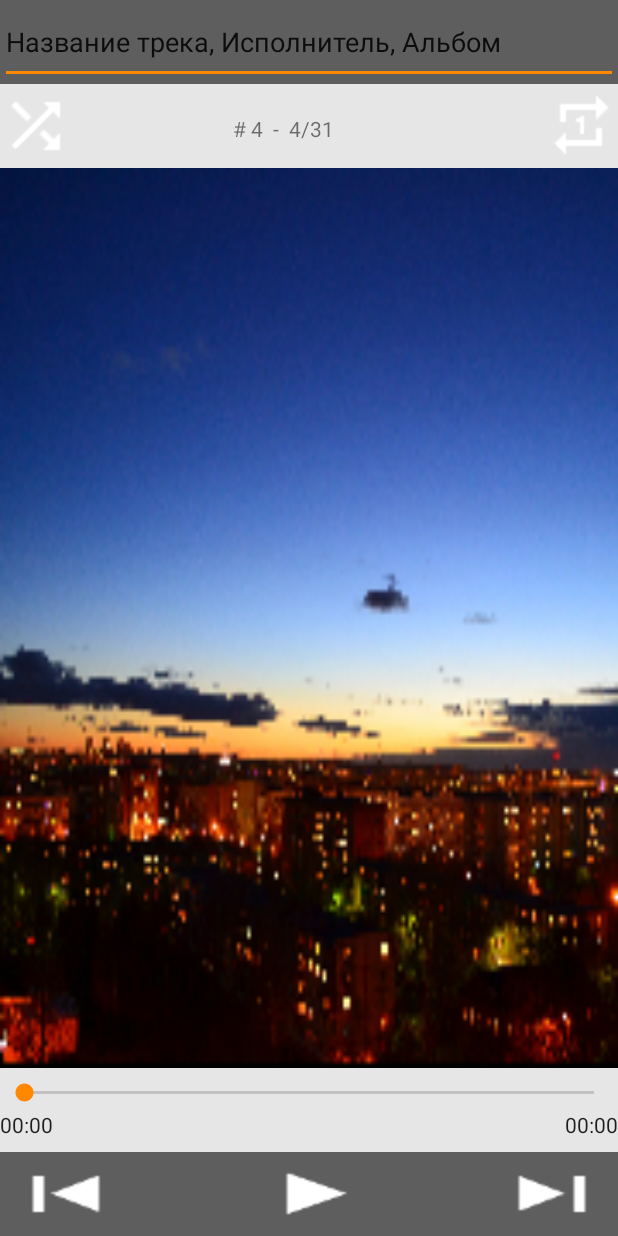
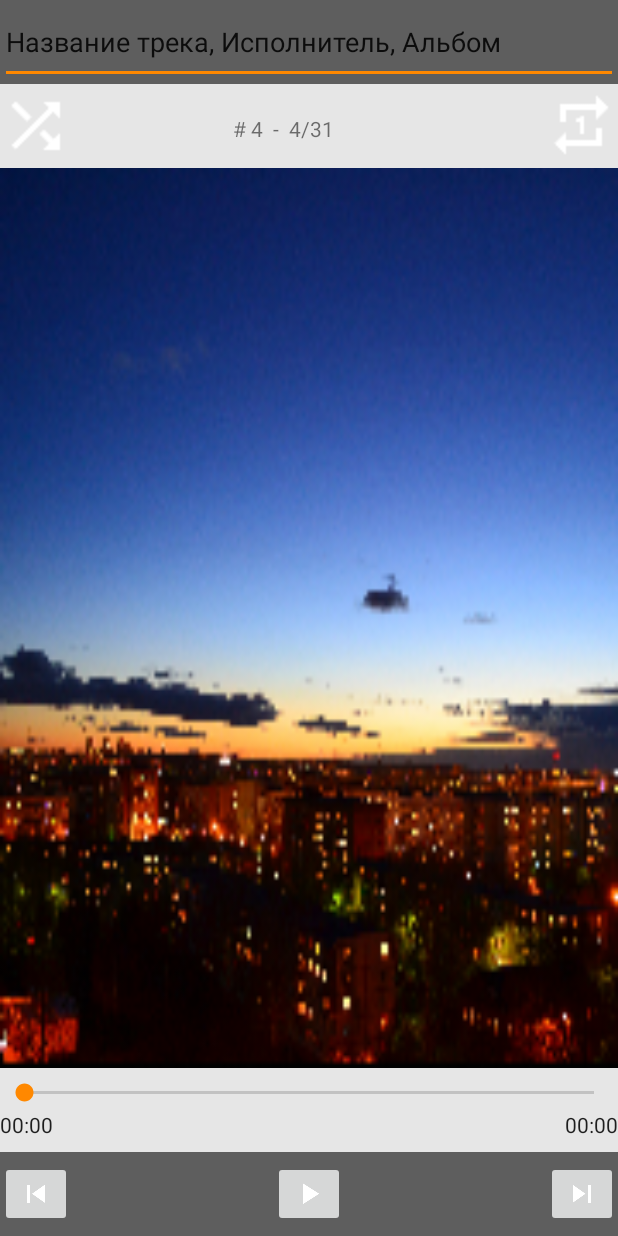
Before and after one commit to Hantinka/MP3_player, an Android app: the screen it shows after launch (MainActivity), on a phone screen of 412 x 824 dp. Run offline under Robolectric (Android 15) with nearby library versions, the phone set to English and light mode, and no system bars.

Commit message:
button to image button, switching play/pause on image button

```diff
--- a/app/src/main/java/com/example/irina/mp3/MainActivity.java
+++ b/app/src/main/java/com/example/irina/mp3/MainActivity.java
@@ -6,13 +6,17 @@ import android.view.Menu;
 import android.view.MenuItem;
 import android.view.View;
 import android.widget.Button;
+import android.widget.ImageButton;
 
 public class MainActivity extends AppCompatActivity {
-    Button buttonShuffle;
-    Button buttonRound;
-    Button buttonPrevios;
-    Button buttonPlayPause;
-    Button buttonNext;
+    //Button buttonShuffle;
+    //Button buttonRound;
+    //Button buttonPrevios;
+    //Button buttonPlayPause;
+    //Button buttonNext;
+    private ImageButton buttonPlayPause;
+    private boolean play = true;
+
 
 
     @Override
@@ -20,13 +24,25 @@ public class MainActivity extends AppCompatActivity {
         super.onCreate(savedInstanceState);
         setContentView(R.layout.activity_main);
 
-        buttonShuffle = (Button) findViewById(R.id.buttonShuffle);
-        buttonRound = (Button) findViewById(R.id.buttonRound);
-        buttonPrevios = (Button) findViewById(R.id.buttonPrevios);
-        buttonPlayPause = (Button) findViewById(R.id.buttonPlayPause);
-        buttonNext = (Button) findViewById(R.id.buttonNext);
+        //buttonShuffle = (Button) findViewById(R.id.buttonShuffle);
+        //buttonRound = (Button) findViewById(R.id.buttonRound);
+        //buttonPrevios = (Button) findViewById(R.id.buttonPrevios);
+       // buttonPlayPause = (Button) findViewById(R.id.buttonPlayPause);
+        //buttonNext = (Button) findViewById(R.id.buttonNext);
+        //ImageButton buttonPlayPause = (ImageButton) findViewById(R.id.buttonPlayPause);
+        buttonPlayPause = (ImageButton) findViewById(R.id.buttonPlayPause);
+        buttonPlayPause.setImageResource(R.drawable.player_play_normal);
 
+    }
 
+    public void onClick(View v){
+        if (play){
+            buttonPlayPause.setImageResource(R.drawable.player_pause_normal);
+        }
+        else {
+            buttonPlayPause.setImageResource(R.drawable.player_play_normal);
+        }
+        play = !play;
     }
 
     @Override
--- a/app/src/main/res/layout/activity_main.xml
+++ b/app/src/main/res/layout/activity_main.xml
@@ -135,38 +135,36 @@
             android:layout_alignParentStart="true"
             android:id="@+id/playerManagementRelativeLayout">
 
-            <Button
+            <ImageButton
                 android:layout_width="wrap_content"
                 android:layout_height="wrap_content"
                 android:id="@+id/buttonPrevios"
                 android:clickable="true"
-                android:background="@drawable/button_start_background"
+                android:src="@drawable/button_start_background"
                 android:layout_alignParentLeft="true"
                 android:layout_centerVertical="true"
                 android:width="1dp" />
 
-            <Button
+            <ImageButton
                 android:layout_width="wrap_content"
                 android:layout_height="wrap_content"
                 android:id="@+id/buttonNext"
                 android:clickable="true"
-                android:background="@drawable/button_end_background"
+                android:src="@drawable/button_end_background"
                 android:layout_alignParentRight="true"
                 android:layout_centerVertical="true"
                 android:width="1dp" />
 
-            <ToggleButton
+            <ImageButton
                 android:layout_width="wrap_content"
                 android:layout_height="wrap_content"
                 android:id="@+id/buttonPlayPause"
                 android:clickable="true"
-                android:textOn=""
-                android:textOff=""
-                android:background="@drawable/button_play_pause_background"
+                android:src="@drawable/player_play_normal"
                 android:layout_alignTop="@+id/buttonPrevios"
                 android:layout_centerHorizontal="true"
-                android:checked="false"
-                android:width="1dp" />
+                android:width="1dp"
+                android:onClick="onClick" />
         </RelativeLayout>
 
         <SeekBar
```
